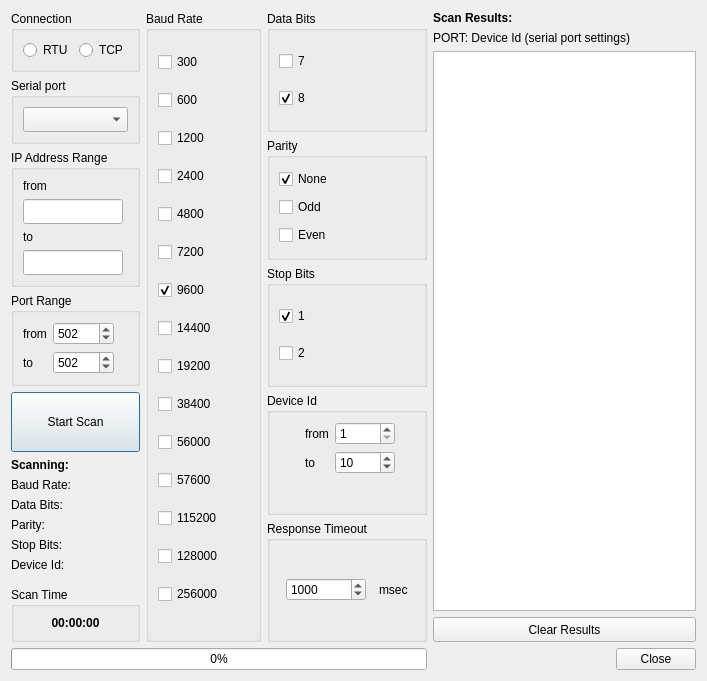
Before: the Qt Designer form omodscan/dialogs/dialogmodbusscanner.ui in sanny32/OpenModScan, drawn with Qt 5.
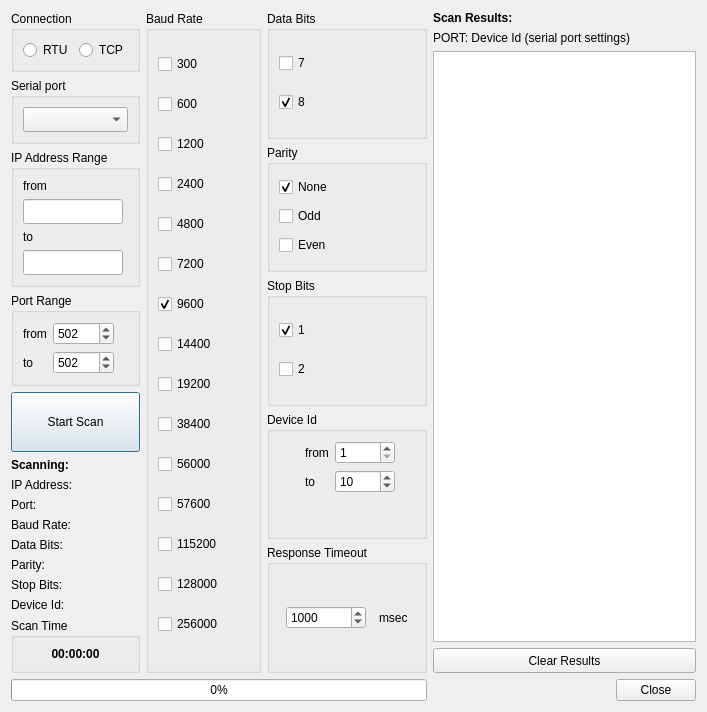
After: the same form once the commit is applied.

Commit message: Developing modbus scanner

Patch:
```diff
--- a/omodscan/dialogs/dialogmodbusscanner.ui
+++ b/omodscan/dialogs/dialogmodbusscanner.ui
@@ -361,6 +361,20 @@
            </property>
           </widget>
          </item>
+         <item>
+          <widget class="QLabel" name="labelIPAddress">
+           <property name="text">
+            <string>IP Address: </string>
+           </property>
+          </widget>
+         </item>
+         <item>
+          <widget class="QLabel" name="labelPort">
+           <property name="text">
+            <string>Port: </string>
+           </property>
+          </widget>
+         </item>
          <item>
           <widget class="QLabel" name="labelSpeed">
            <property name="text">
```
The commit also changes 1 other file.
